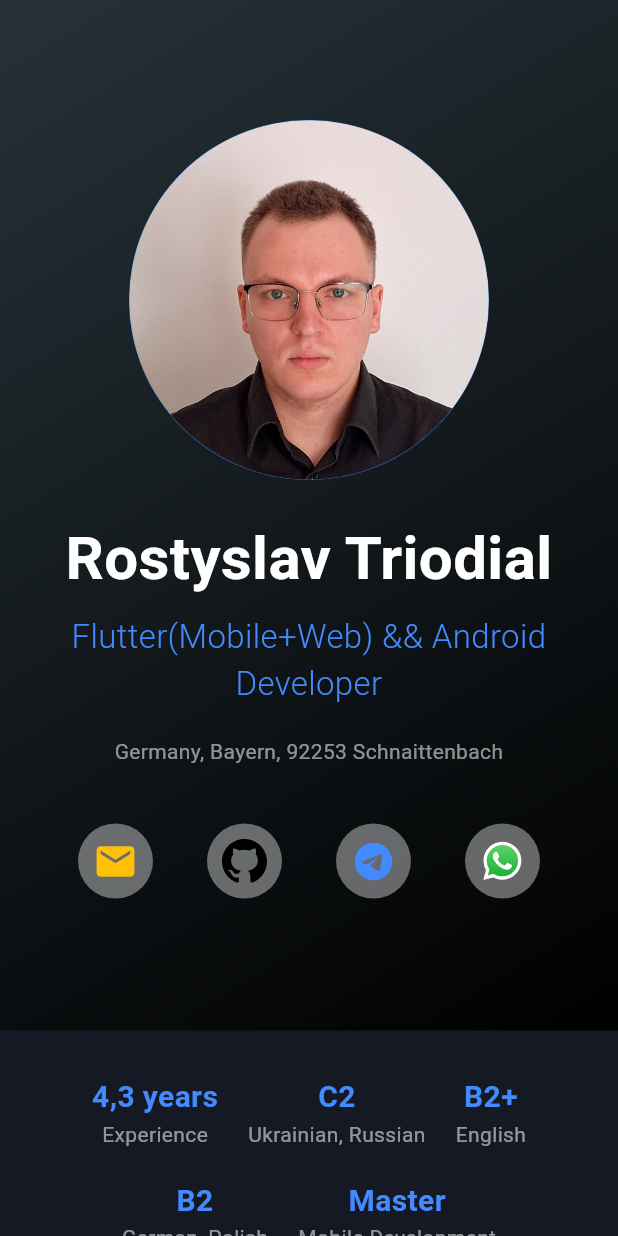
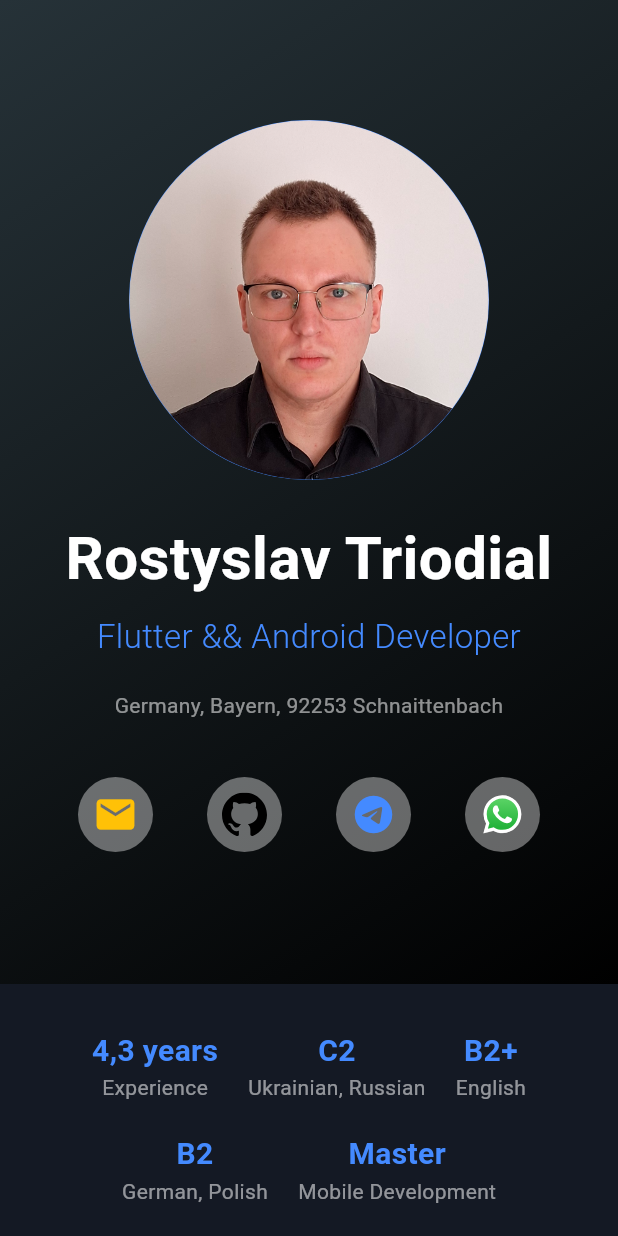
Before and after one commit to Prostaman/my_web_page, a Flutter app: the screen it shows after launch, on a phone screen of 412 x 824 dp. Run offline on Flutter 3.47's test engine with Material 3 defaults, Android fonts, the phone set to English and light mode, and no system bars; our stand-ins replace flutter_svg.

Commit message:
content: update profession title

```diff
--- a/lib/presentation/contact_section/contact_section.dart
+++ b/lib/presentation/contact_section/contact_section.dart
@@ -40,7 +40,7 @@ class ContactSection extends StatelessWidget {
             ),
             const SizedBox(height: 8),
             const Text(
-              'Flutter(Mobile+Web) && Android Developer',
+              'Flutter && Android Developer',
               textAlign: TextAlign.center,
               style: TextStyle(
                 fontSize: 22,
```
